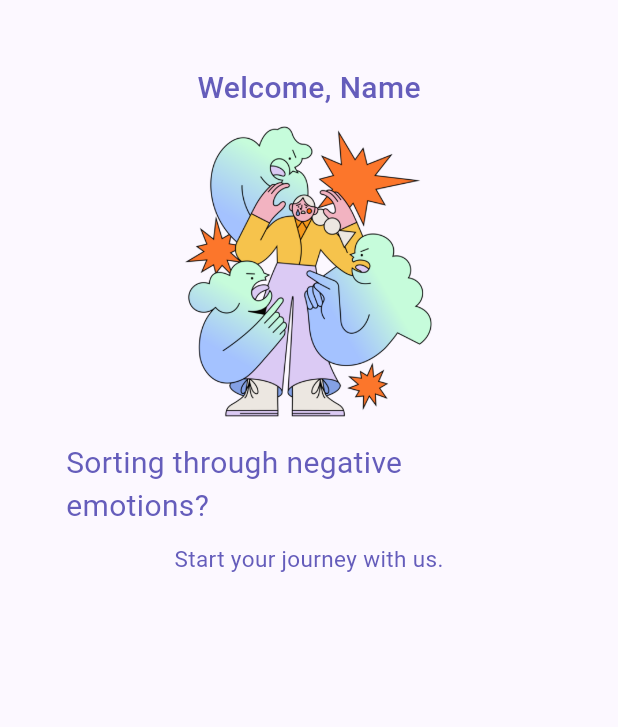
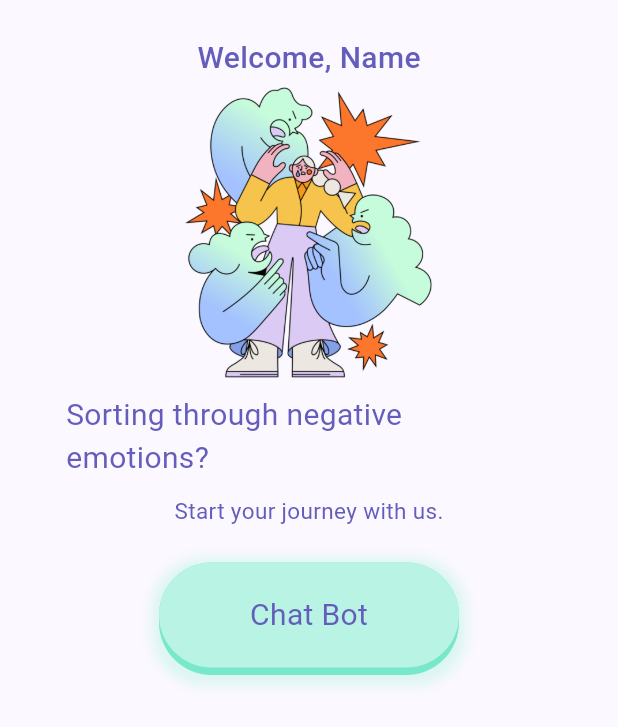
Before and after one commit to khushisinha20/serenity, a Flutter app: the HomeScreen screen opened directly, on a phone screen of 412 x 824 dp. Shown: the top 727 px of the screen. Run offline on Flutter 3.47's test engine with Material 2 defaults, Android fonts, the phone set to English and light mode, and no system bars; our stand-ins replace cloud_firestore, firebase_auth, firebase_core, fluttertoast, google_fonts; accounts and stored records are empty.

Commit message:
Added buttons on home screen

```diff
--- /dev/null
+++ b/lib/screens/animation_controller_state.dart
@@ -0,0 +1,21 @@
+import 'package:flutter/material.dart';
+
+abstract class AnimationControllerState<T extends StatefulWidget>
+    extends State<T> with SingleTickerProviderStateMixin {
+  AnimationControllerState(this.animationDuration);
+  final Duration animationDuration;
+  late final AnimationController animationController;
+
+  @override
+  void initState() {
+    super.initState();
+    animationController =
+        AnimationController(vsync: this, duration: animationDuration);
+  }
+
+  @override
+  void dispose() {
+    animationController.dispose();
+    super.dispose();
+  }
+}
--- a/lib/screens/home_screen.dart
+++ b/lib/screens/home_screen.dart
@@ -1,5 +1,6 @@
 import 'package:flutter/material.dart';
 import 'package:google_fonts/google_fonts.dart';
+import 'pushable_button.dart';
 
 class HomeScreen extends StatefulWidget {
   const HomeScreen({super.key});
@@ -12,14 +13,39 @@ class _HomeScreenState extends State<HomeScreen> {
   @override
   Widget build(BuildContext context) {
     return Scaffold(
-        body: Container(
+        body: Column(
+      children: <Widget>[
+        Container(
           margin: const EdgeInsets.all(24),
-      padding: const EdgeInsets.fromLTRB(20, 20, 20, 0),
+          padding: const EdgeInsets.fromLTRB(20, 0, 20, 0),
           child: Column(
             children: [
               _header(context),
             ],
           ),
+        ),
+        SizedBox(
+            width: 200,
+            child: PushableButton(
+              child: Text(
+                'Chat Bot',
+                style: (TextStyle(
+                  color: Color.fromRGBO(101, 93, 187, 1),
+                  fontSize: 20,
+                )),
+              ),
+              height: 70,
+              elevation: 5,
+              hslColor: HSLColor.fromColor(Color.fromRGBO(185, 243, 228, 1)),
+              shadow: BoxShadow(
+                color: Color.fromRGBO(185, 243, 228, 0.5),
+                spreadRadius: 5,
+                blurRadius: 7,
+                offset: Offset(0, 2),
+              ),
+              onPressed: () {},
+            ))
+      ],
     ));
   }
 
@@ -34,7 +60,7 @@ class _HomeScreenState extends State<HomeScreen> {
               fontWeight: FontWeight.w500,
             ))),
         Padding(
-          padding: const EdgeInsets.all(8.0),
+          padding: const EdgeInsets.all(2.0),
           child: SizedBox(
             height: 200,
             child: Image.asset(
--- /dev/null
+++ b/lib/screens/pushable_button.dart
@@ -0,0 +1,168 @@
+library pushable_button;
+
+import 'package:flutter/material.dart';
+
+import 'animation_controller_state.dart';
+
+/// A widget to show a "3D" pushable button
+class PushableButton extends StatefulWidget {
+  const PushableButton({
+    Key? key,
+    this.child,
+    required this.hslColor,
+    required this.height,
+    this.elevation = 8.0,
+    this.shadow,
+    this.onPressed,
+  })  : assert(height > 0),
+        super(key: key);
+
+  /// child widget (normally a Text or Icon)
+  final Widget? child;
+
+  /// Color of the top layer
+  /// The color of the bottom layer is derived by decreasing the luminosity by 0.15
+  final HSLColor hslColor;
+
+  /// height of the top layer
+  final double height;
+
+  /// elevation or "gap" between the top and bottom layer
+  final double elevation;
+
+  /// An optional shadow to make the button look better
+  /// This is added to the bottom layer only
+  final BoxShadow? shadow;
+
+  /// button pressed callback
+  final VoidCallback? onPressed;
+
+  @override
+  _PushableButtonState createState() =>
+      _PushableButtonState(Duration(milliseconds: 100));
+}
+
+class _PushableButtonState extends AnimationControllerState<PushableButton> {
+  _PushableButtonState(Duration duration) : super(duration);
+
+  bool _isDragInProgress = false;
+  Offset _gestureLocation = Offset.zero;
+
+  void _handleTapDown(TapDownDetails details) {
+    _gestureLocation = details.localPosition;
+    animationController.forward();
+  }
+
+  void _handleTapUp(TapUpDetails details) {
+    animationController.reverse();
+    widget.onPressed?.call();
+  }
+
+  void _handleTapCancel() {
+    Future.delayed(Duration(milliseconds: 100), () {
+      if (!_isDragInProgress && mounted) {
+        animationController.reverse();
+      }
+    });
+  }
+
+  void _handleDragStart(DragStartDetails details) {
+    _gestureLocation = details.localPosition;
+    _isDragInProgress = true;
+    animationController.forward();
+  }
+
+  void _handleDragEnd(Size buttonSize) {
+    //print('drag end (in progress: $_isDragInProgress)');
+    if (_isDragInProgress) {
+      _isDragInProgress = false;
+      animationController.reverse();
+    }
+    if (_gestureLocation.dx >= 0 &&
+        _gestureLocation.dy < buttonSize.width &&
+        _gestureLocation.dy >= 0 &&
+        _gestureLocation.dy < buttonSize.height) {
+      widget.onPressed?.call();
+    }
+  }
+
+  void _handleDragCancel() {
+    if (_isDragInProgress) {
+      _isDragInProgress = false;
+      animationController.reverse();
+    }
+  }
+
+  void _handleDragUpdate(DragUpdateDetails details) {
+    _gestureLocation = details.localPosition;
+  }
+
+  @override
+  Widget build(BuildContext context) {
+    final totalHeight = widget.height + widget.elevation;
+    return SizedBox(
+      height: totalHeight,
+      child: LayoutBuilder(
+        builder: (context, constraints) {
+          final buttonSize = Size(300, constraints.maxHeight);
+          return GestureDetector(
+            onTapDown: _handleTapDown,
+            onTapUp: _handleTapUp,
+            onTapCancel: _handleTapCancel,
+            onHorizontalDragStart: _handleDragStart,
+            onHorizontalDragEnd: (_) => _handleDragEnd(buttonSize),
+            onHorizontalDragCancel: _handleDragCancel,
+            onHorizontalDragUpdate: _handleDragUpdate,
+            onVerticalDragStart: _handleDragStart,
+            onVerticalDragEnd: (_) => _handleDragEnd(buttonSize),
+            onVerticalDragCancel: _handleDragCancel,
+            onVerticalDragUpdate: _handleDragUpdate,
+            child: AnimatedBuilder(
+              animation: animationController,
+              builder: (context, child) {
+                final top = animationController.value * widget.elevation;
+                final hslColor = widget.hslColor;
+                final bottomHslColor =
+                    hslColor.withLightness(hslColor.lightness - 0.15);
+                return Stack(
+                  children: [
+                    // Draw bottom layer first
+                    Positioned(
+                      left: 0,
+                      right: 0,
+                      bottom: 0,
+                      child: Container(
+                        height: totalHeight - top,
+                        decoration: BoxDecoration(
+                          color: bottomHslColor.toColor(),
+                          boxShadow:
+                              widget.shadow != null ? [widget.shadow!] : [],
+                          borderRadius:
+                              BorderRadius.circular(widget.height / 2),
+                        ),
+                      ),
+                    ),
+                    // Then top (pushable) layer
+                    Positioned(
+                      left: 0,
+                      right: 0,
+                      top: top,
+                      child: Container(
+                        height: widget.height,
+                        decoration: ShapeDecoration(
+                          color: hslColor.toColor(),
+                          shape: StadiumBorder(),
+                        ),
+                        child: Center(child: widget.child),
+                      ),
+                    ),
+                  ],
+                );
+              },
+            ),
+          );
+        },
+      ),
+    );
+  }
+}
```
Lines whose indentation alone changed are shown as unchanged.
